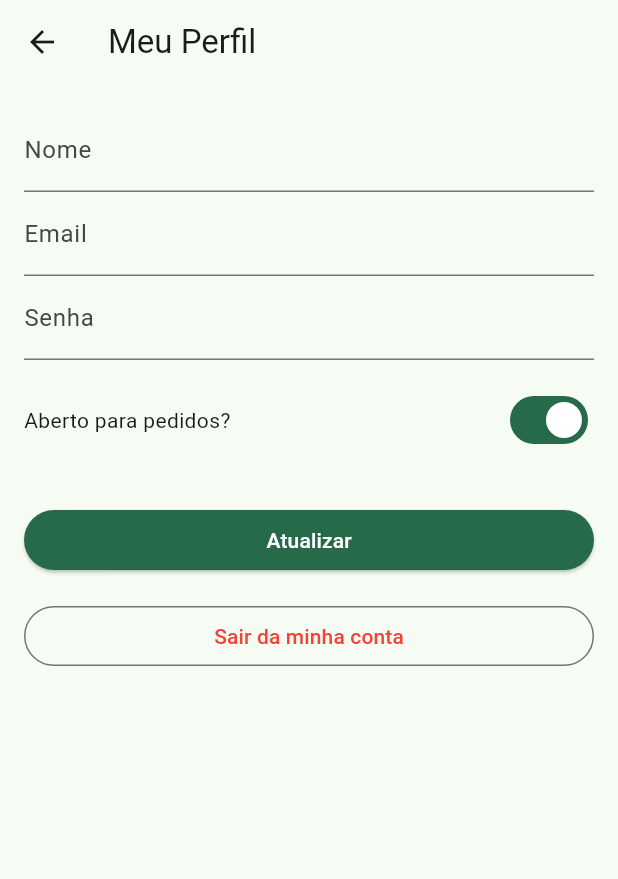
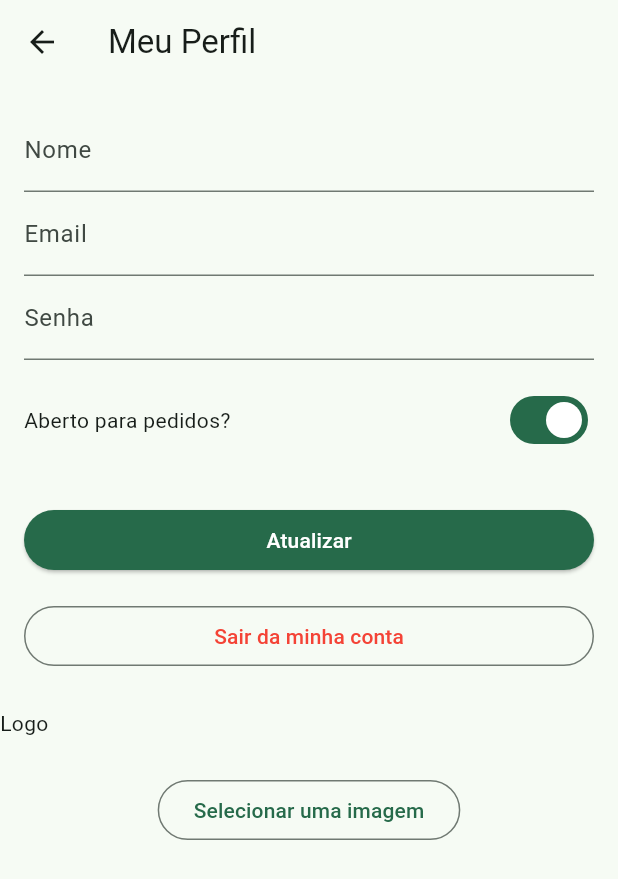
Before and after one commit to GnadtFernando/HortifrutiPraticoAppEstabelecimento, a Flutter app: the UserProfilePage screen opened directly, on a phone screen of 412 x 824 dp. Shown: the top 879 px of the screen. Run offline on Flutter 3.47's test engine with Material 2 defaults, Android fonts, the phone set to English and light mode, and no system bars; our stand-ins replace dio, file_picker, get, get_storage, transparent_image; accounts and stored records are empty.

Commit message:
Ajuste de page do usuário

```diff
--- a/lib/app/modules/dashboard/controller.dart
+++ b/lib/app/modules/dashboard/controller.dart
@@ -1,7 +1,7 @@
 import 'package:get/get.dart';
 
 class DashboardController extends GetxController {
-  var currentPageIndex = 2.obs;
+  var currentPageIndex = 0.obs;
 
   @override
   void onInit() {
--- a/lib/app/modules/user_profile/page.dart
+++ b/lib/app/modules/user_profile/page.dart
@@ -14,14 +14,102 @@ class UserProfilePage extends GetResponsiveView<UserProfileController> {
         children: [
           if (screen.isPhone) ...[
             _buildForm(),
+            const SizedBox(height: 16),
+            _buildPickAndShowImage(),
           ] else ...[
-            Container(
-              constraints: const BoxConstraints(maxWidth: 800),
-              child: _buildForm(),
-            ),
+            Center(
+              child: Container(
+                constraints: const BoxConstraints(maxWidth: 800),
+                child: IntrinsicHeight(
+                  child: Row(
+                    children: [
+                      Flexible(
+                        child: Column(
+                          mainAxisAlignment: MainAxisAlignment.spaceBetween,
+                          children: [
+                            _buildForm(),
+                          ],
+                        ),
+                      ),
+                      const SizedBox(width: 16),
+                      Flexible(child: _buildPickAndShowImage())
+                    ],
+                  ),
+                ),
+              ),
+            )
           ]
         ],
       ),
+    );
+  }
+
+  Widget _buildProductImage(Widget image) {
+    return Align(
+      child: Container(
+        constraints: const BoxConstraints(maxHeight: 250),
+        child: ClipRRect(
+          borderRadius: BorderRadius.circular(8),
+          child: image,
+        ),
+      ),
+    );
+  }
+
+  Widget _buildPickAndShowImage() {
+    return Column(
+      children: [
+        Align(
+          alignment: Alignment.centerLeft,
+          child: Text(
+            'Logo',
+            style: Get.textTheme.bodyMedium,
+          ),
+        ),
+        const SizedBox(height: 16),
+        // Obx(
+        //   () {
+        //     // if (controller.img.value != null) {
+        //     //   return _buildProductImage(
+        //     //     Image.memory(controller.img.value!.bytes!),
+        //     //   );
+        //     // }
+
+        //     // if (controller.currentImg.value?.isNotEmpty ?? false) {
+        //     //   return Column(
+        //     //     children: [
+        //     //       Padding(
+        //     //         padding: const EdgeInsets.only(top: 8, bottom: 16),
+        //     //         child: OutlinedButton(
+        //     //           onPressed: controller.onDeleteImage,
+        //     //           style: OutlinedButton.styleFrom(
+        //     //             foregroundColor: Colors.red,
+        //     //           ),
+        //     //           child: const Text('Excluir imagem'),
+        //     //         ),
+        //     //       ),
+        //     //       _buildProductImage(
+        //     //         FadeInImage.memoryNetwork(
+        //     //           placeholder: kTransparentImage,
+        //     //           image: controller.currentImg.value!,
+        //     //         ),
+        //     //       ),
+        //     //     ],
+        //     //   );
+        //     // }
+
+        //     return const SizedBox();
+        //   },
+        // ),
+        Padding(
+          padding: const EdgeInsets.only(top: 8, bottom: 16),
+          child: OutlinedButton(
+            //  controller.pickImage
+            onPressed: () {},
+            child: const Text('Selecionar uma imagem'),
+          ),
+        )
+      ],
     );
   }
 
```
